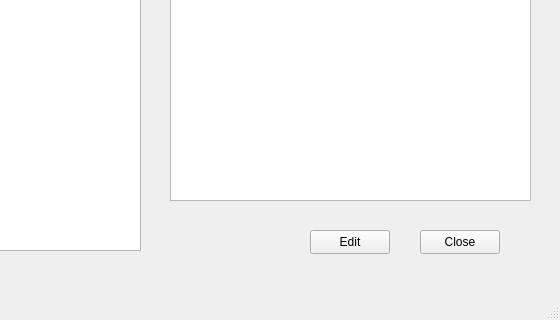
Old version of the form RecipeMate/showsinglerecipe.ui in the repository RoryStaehelin/cs4076_Project; both pictures show x 240 to 800 and y 280 to 600 of the 800 by 600 pixel window.
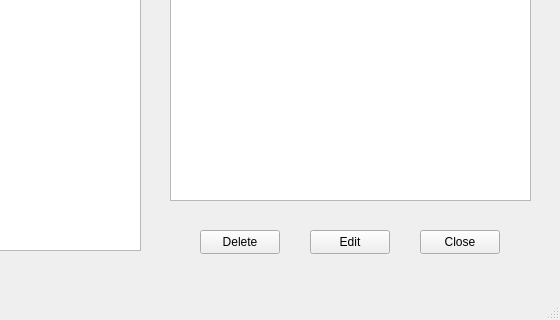
New version of the form.

Diff of the .ui file:
```diff
--- a/RecipeMate/showsinglerecipe.ui
+++ b/RecipeMate/showsinglerecipe.ui
@@ -99,6 +99,19 @@
      </rect>
     </property>
    </widget>
+   <widget class="QPushButton" name="DeleteButton">
+    <property name="geometry">
+     <rect>
+      <x>440</x>
+      <y>510</y>
+      <width>80</width>
+      <height>24</height>
+     </rect>
+    </property>
+    <property name="text">
+     <string>Delete</string>
+    </property>
+   </widget>
   </widget>
   <widget class="QMenuBar" name="menubar">
    <property name="geometry">
```
Left out of the diff: 2 changed lines with no effect on the pictures.
